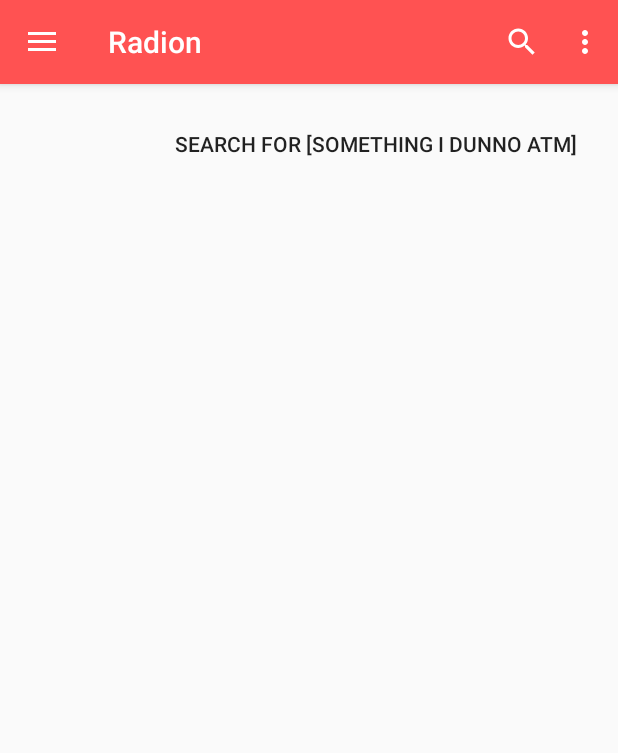
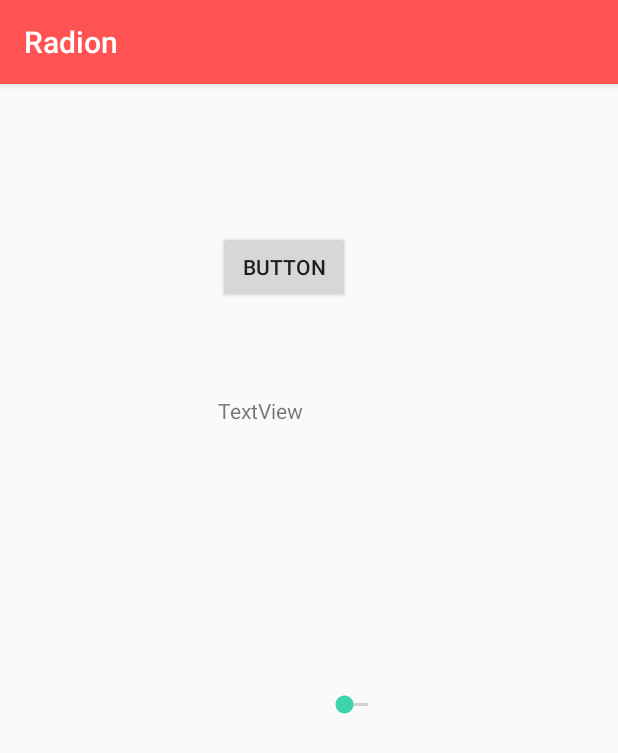
Before and after one commit to Psykotik/Radion-Android, an Android app: the screen it shows after launch (MainActivity before the commit, SettingsActivity after it), in the side drawer, after a tap on "Settings", on a phone screen of 412 x 824 dp. Shown: the top 753 px of the screen. Run offline under Robolectric (Android 15) with nearby library versions, the phone set to English and light mode, and no system bars.

Commit message:
Work in progress

```diff
--- a/Radion/app/src/main/java/fr/jordanlambert/radion/MainActivity.java
+++ b/Radion/app/src/main/java/fr/jordanlambert/radion/MainActivity.java
@@ -1,6 +1,7 @@
 package fr.jordanlambert.radion;
 
 import android.app.SearchManager;
+import android.content.Intent;
 import android.graphics.PorterDuff;
 import android.os.AsyncTask;
 import android.os.Bundle;
@@ -122,10 +123,15 @@ public class MainActivity extends AppCompatActivity
         } else if (id == R.id.nav_stations) {
 
         } else if (id == R.id.nav_discover) {
+            Intent myIntent = new Intent(MainActivity.this, DiscoverTestActivity.class);
+            this.startActivity(myIntent);
 
         } else if (id == R.id.nav_news) {
 
         } else if (id == R.id.nav_settings) {
+
+            Intent myIntent = new Intent(MainActivity.this, SettingsActivity.class);
+            this.startActivity(myIntent);
 
         } else if (id == R.id.nav_share) {
 
--- /dev/null
+++ b/Radion/app/src/main/java/fr/jordanlambert/radion/SettingsActivity.java
@@ -0,0 +1,32 @@
+package fr.jordanlambert.radion;
+
+import android.app.SearchManager;
+import android.content.Intent;
+import android.support.v4.view.GravityCompat;
+import android.support.v4.view.MenuItemCompat;
+import android.support.v4.widget.DrawerLayout;
+import android.support.v7.app.AppCompatActivity;
+import android.os.Bundle;
+import android.support.v7.widget.SearchView;
+import android.view.Menu;
+import android.view.MenuItem;
+import android.view.View;
+import android.widget.Button;
+
+public class SettingsActivity extends AppCompatActivity {
+
+    @Override
+    protected void onCreate(Bundle savedInstanceState) {
+        super.onCreate(savedInstanceState);
+        setContentView(R.layout.activity_settings);
+
+        Button button = (Button) findViewById(R.id.buttonReset);
+
+        button.setOnClickListener(new View.OnClickListener() {
+            @Override
+            public void onClick(View v) {
+                SettingsActivity.super.onBackPressed();
+            }
+        });
+    }
+}
--- /dev/null
+++ b/Radion/app/src/main/res/layout/activity_settings.xml
@@ -0,0 +1,41 @@
+<?xml version="1.0" encoding="utf-8"?>
+<RelativeLayout xmlns:android="http://schemas.android.com/apk/res/android"
+    xmlns:tools="http://schemas.android.com/tools"
+    android:id="@+id/activity_settings"
+    android:layout_width="match_parent"
+    android:layout_height="match_parent"
+    android:paddingBottom="@dimen/activity_vertical_margin"
+    android:paddingLeft="@dimen/activity_horizontal_margin"
+    android:paddingRight="@dimen/activity_horizontal_margin"
+    android:paddingTop="@dimen/activity_vertical_margin"
+    tools:context="fr.jordanlambert.radion.SettingsActivity">
+
+    <Button
+        android:text="Button"
+        android:layout_width="wrap_content"
+        android:layout_height="wrap_content"
+        android:layout_alignParentTop="true"
+        android:layout_alignParentStart="true"
+        android:layout_marginStart="129dp"
+        android:layout_marginTop="82dp"
+        android:id="@+id/buttonReset" />
+
+    <TextView
+        android:text="TextView"
+        android:layout_width="wrap_content"
+        android:layout_height="wrap_content"
+        android:layout_below="@+id/buttonReset"
+        android:layout_toEndOf="@+id/buttonReset"
+        android:layout_marginTop="62dp"
+        android:id="@+id/textView"
+        android:layout_alignStart="@+id/buttonReset" />
+
+    <SeekBar
+        android:layout_width="wrap_content"
+        android:layout_height="wrap_content"
+        android:layout_below="@+id/textView"
+        android:layout_toEndOf="@+id/textView"
+        android:layout_marginStart="11dp"
+        android:layout_marginTop="177dp"
+        android:id="@+id/seekBar" />
+</RelativeLayout>
```
Also changed, not shown: Radion/app/src/main/AndroidManifest.xml (+6 -1 lines), Radion/app/src/main/java/fr/jordanlambert/radion/API/RetrieveFeedFromAPI.java (added, +8 -0 lines), Radion/app/src/main/java/fr/jordanlambert/radion/AppCompatPreferenceActivity.java (added, +109 -0 lines), Radion/app/src/main/java/fr/jordanlambert/radion/DiscoverTestActivity.java (added, +29 -0 lines), Radion/app/src/main/res/drawable/ic_info_black_24dp.xml (added, +9 -0 lines), Radion/app/src/main/res/drawable/ic_notifications_black_24dp.xml (added, +9 -0 lines), Radion/app/src/main/res/drawable/ic_sync_black_24dp.xml (added, +9 -0 lines), Radion/app/src/main/res/layout/activity_discover_test.xml (added, +34 -0 lines), Radion/app/src/main/res/layout/content_discover_test.xml (added, +16 -0 lines), Radion/app/src/main/res/values/strings.xml (+74 -0 lines).
